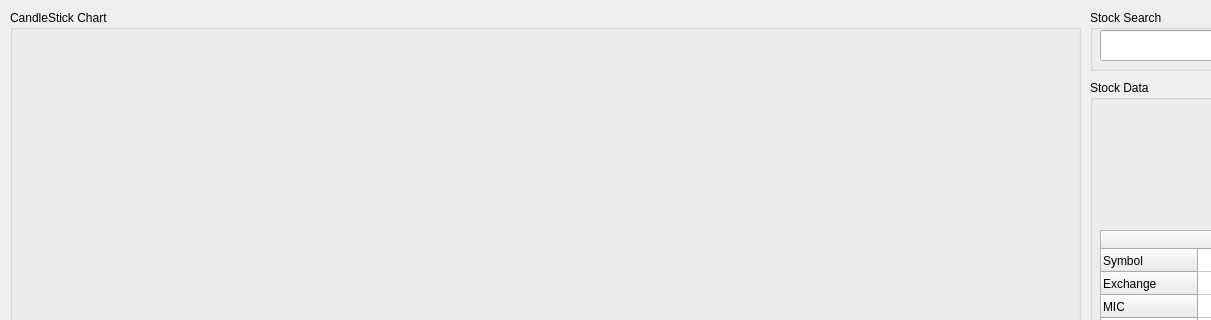
ridvikpal/MarkedUp, file user_interface_design.ui: the form before one commit; both pictures show x 0 to 1211 and y 0 to 320 of the 1415 by 830 pixel window.
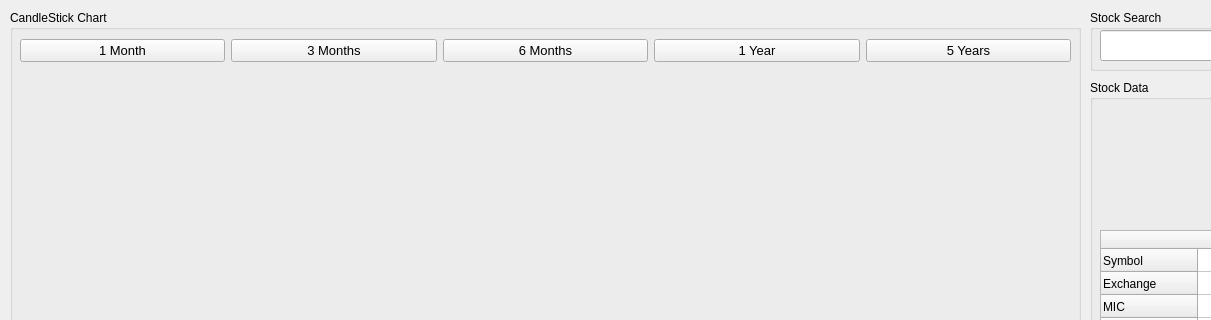
The form after the commit.

```diff
--- a/user_interface_design.ui
+++ b/user_interface_design.ui
@@ -30,11 +30,88 @@
      <property name="geometry">
       <rect>
        <x>10</x>
+       <y>70</y>
+       <width>1051</width>
+       <height>731</height>
+      </rect>
+     </property>
+    </widget>
+    <widget class="QWidget" name="">
+     <property name="geometry">
+      <rect>
+       <x>10</x>
        <y>20</y>
        <width>1051</width>
-       <height>781</height>
+       <height>41</height>
       </rect>
      </property>
+     <layout class="QHBoxLayout" name="horizontalLayout_3">
+      <item>
+       <widget class="QPushButton" name="oneMonthFilter">
+        <property name="font">
+         <font>
+          <family>Arial</family>
+          <pointsize>10</pointsize>
+         </font>
+        </property>
+        <property name="text">
+         <string>1 Month</string>
+        </property>
+       </widget>
+      </item>
+      <item>
+       <widget class="QPushButton" name="threeMonthFilter">
+        <property name="font">
+         <font>
+          <family>Arial</family>
+          <pointsize>10</pointsize>
+         </font>
+        </property>
+        <property name="text">
+         <string>3 Months</string>
+        </property>
+       </widget>
+      </item>
+      <item>
+       <widget class="QPushButton" name="sixMonthFilter">
+        <property name="font">
+         <font>
+          <family>Arial</family>
+          <pointsize>10</pointsize>
+         </font>
+        </property>
+        <property name="text">
+         <string>6 Months</string>
+        </property>
+       </widget>
+      </item>
+      <item>
+       <widget class="QPushButton" name="oneYearFilter">
+        <property name="font">
+         <font>
+          <family>Arial</family>
+          <pointsize>10</pointsize>
+         </font>
+        </property>
+        <property name="text">
+         <string>1 Year</string>
+        </property>
+       </widget>
+      </item>
+      <item>
+       <widget class="QPushButton" name="fiveYearFilter">
+        <property name="font">
+         <font>
+          <family>Arial</family>
+          <pointsize>10</pointsize>
+         </font>
+        </property>
+        <property name="text">
+         <string>5 Years</string>
+        </property>
+       </widget>
+      </item>
+     </layout>
     </widget>
    </widget>
    <widget class="QGroupBox" name="stockSearchGroup">
```
